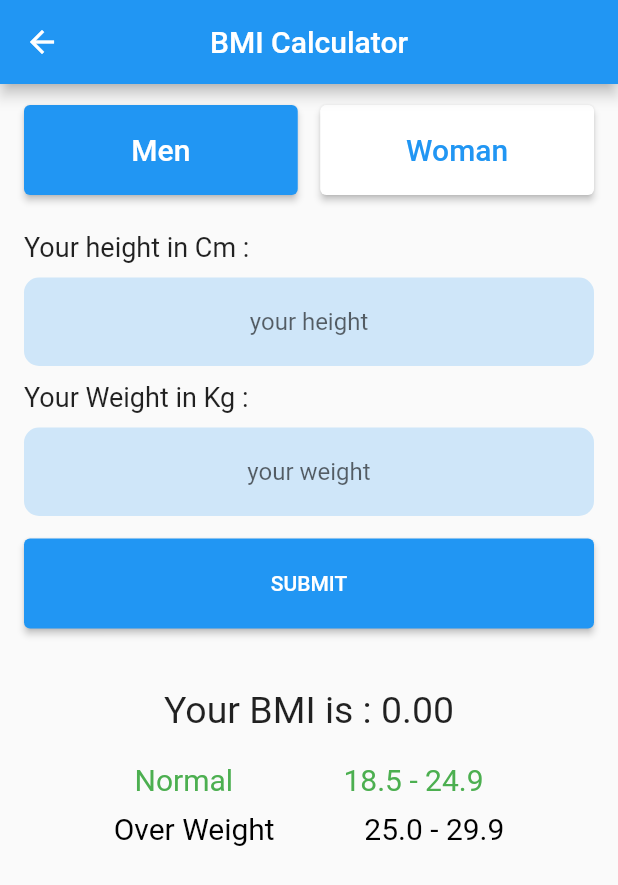
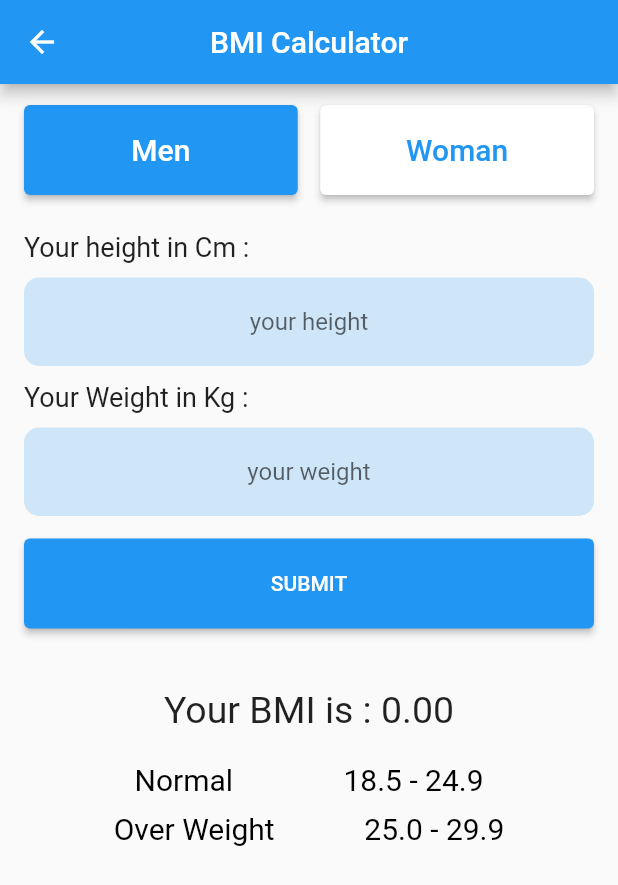
Before and after one commit to mushthakvp/Reubro-Task, a Flutter app: the TaskThreeView screen opened directly, on a phone screen of 412 x 824 dp. Shown: the top 885 px of the screen. Run offline on Flutter 3.47's test engine with Material 2 defaults, Android fonts, the phone set to English and light mode, and no system bars; our stand-ins replace cloud_firestore, dio, firebase_core; accounts and stored records are empty; network calls fail.

```diff
--- a/lib/app/home/home_scree.dart
+++ b/lib/app/home/home_scree.dart
@@ -30,7 +30,7 @@ class HomeScreen extends StatelessWidget {
             onPressed: () {
               Routes.push(screen: const TaskTwoView());
             },
-            child: const Text("Task Two FireBase"),
+            child: const Text("Task Two Firebase"),
           ),
           ElevatedButton(
             onPressed: () {
@@ -38,12 +38,6 @@ class HomeScreen extends StatelessWidget {
             },
             child: const Text("Task three Bmicalculator"),
           ),
-          ElevatedButton(
-            onPressed: () {
-              Routes.push(screen: const TaskOneView());
-            },
-            child: const Text("GitHub Link"),
-          ),
         ],
       ),
     );
--- a/lib/app/task_three/view/task_three.dart
+++ b/lib/app/task_three/view/task_three.dart
@@ -3,7 +3,6 @@ import 'package:provider/provider.dart';
 import 'package:reubro/app/home/home_scree.dart';
 import 'package:reubro/app/routes/routes.dart';
 import 'package:reubro/app/task_three/view/widgets/radiobutton.dart';
-
 import '../view_model/task_three_viewmodel.dart';
 
 class TaskThreeView extends StatelessWidget {
@@ -85,41 +84,64 @@ class TaskThreeView extends StatelessWidget {
           ),
           const SizedBox(height: 40),
           Center(
-            child: Consumer<TaskThreeViewModel>(builder: (context, value, _) {
+            child: Consumer<TaskThreeViewModel>(
+              builder: (context, value, _) {
                 return Text(
                   "Your BMI is : ${value.bmiRes.toStringAsFixed(2)}",
                   style: const TextStyle(
                     fontSize: 25,
                   ),
                 );
-            }),
+              },
+            ),
           ),
           const SizedBox(height: 20),
           Consumer<TaskThreeViewModel>(builder: (context, value, _) {
             return Row(
               mainAxisAlignment: MainAxisAlignment.spaceEvenly,
               children: [
-                Text("Normal", style: TextStyle(fontSize: 20, color: value.bmiRes < 25 ? Colors.green : Colors.black)),
+                Text("Normal",
+                    style: TextStyle(
+                        fontSize: 20,
+                        color: value.bmiRes >= 18.5 && value.bmiRes < 25
+                            ? Colors.green
+                            : Colors.black)),
                 Text(
                   "18.5 - 24.9",
-                  style: TextStyle(fontSize: 20, color: value.bmiRes < 25 ? Colors.green : Colors.black),
+                  style: TextStyle(
+                      fontSize: 20,
+                      color: value.bmiRes >= 18.5 && value.bmiRes < 25
+                          ? Colors.green
+                          : Colors.black),
                 ),
               ],
             );
           }),
           const SizedBox(height: 10),
-          Consumer<TaskThreeViewModel>(builder: (context, value, _) {
+          Selector<TaskThreeViewModel, double>(
+            selector: (BuildContext context, TaskThreeViewModel obj) =>
+                obj.bmiRes,
+            builder: (context, double value, _) {
               return Row(
                 mainAxisAlignment: MainAxisAlignment.spaceEvenly,
                 children: [
-                Text("Over Weight", style: TextStyle(fontSize: 20, color: value.bmiRes >= 25 ? Colors.red : Colors.black)),
+                  Text(
+                    "Over Weight",
+                    style: TextStyle(
+                      fontSize: 20,
+                      color: value >= 25 ? Colors.red : Colors.black,
+                    ),
+                  ),
                   Text(
                     "25.0 - 29.9",
-                  style: TextStyle(fontSize: 20, color: provider.bmiRes >= 25 ? Colors.red : Colors.black),
+                    style: TextStyle(
+                        fontSize: 20,
+                        color: value >= 25 ? Colors.red : Colors.black),
                   ),
                 ],
               );
-          }),
+            },
+          ),
         ],
       ),
     );
--- a/lib/app/task_three/view/widgets/radiobutton.dart
+++ b/lib/app/task_three/view/widgets/radiobutton.dart
@@ -1,6 +1,5 @@
 import 'package:flutter/material.dart';
 import 'package:provider/provider.dart';
-
 import '../../view_model/task_three_viewmodel.dart';
 
 class RadioButtons extends StatelessWidget {
@@ -14,22 +13,30 @@ class RadioButtons extends StatelessWidget {
 
   @override
   Widget build(BuildContext context) {
-    return Consumer<TaskThreeViewModel>(builder: (context, value, _) {
+    final provider = context.read<TaskThreeViewModel>();
+    return Selector<TaskThreeViewModel, int>(
+      selector: (BuildContext context, TaskThreeViewModel obj) => obj.rindex,
+      builder: (context, int value, _) {
         return Expanded(
           child: SizedBox(
             height: 60,
             child: ElevatedButton(
-            style: ElevatedButton.styleFrom(primary: index == value.rindex ? Colors.blue : Colors.white),
+              style: ElevatedButton.styleFrom(
+                  backgroundColor: index == value ? Colors.blue : Colors.white),
               onPressed: () {
-              value.changeRadioButton(index: index);
+                provider.changeRadioButton(index: index);
               },
               child: Text(
                 title,
-              style: TextStyle(fontSize: 20, color: index != value.rindex ? Colors.blue : Colors.white),
+                style: TextStyle(
+                  fontSize: 20,
+                  color: index != value ? Colors.blue : Colors.white,
+                ),
               ),
             ),
           ),
         );
-    });
+      },
+    );
   }
 }
--- a/lib/app/task_three/view_model/splash_viewmodel.dart
+++ b/lib/app/task_three/view_model/splash_viewmodel.dart
@@ -1,5 +1,4 @@
 import 'dart:async';
-
 import 'package:flutter/cupertino.dart';
 import 'package:reubro/app/routes/routes.dart';
 import 'package:reubro/app/task_three/view/task_three.dart';
@@ -7,7 +6,7 @@ import 'package:reubro/app/task_three/view/task_three.dart';
 class SplashViewModel extends ChangeNotifier {
   SplashViewModel() {
     Timer(const Duration(seconds: 2), () {
-      Routes.push(screen: const TaskThreeView());
+      Routes.pushreplace(screen: const TaskThreeView());
     });
   }
 }
--- a/lib/app/task_three/view_model/task_three_viewmodel.dart
+++ b/lib/app/task_three/view_model/task_three_viewmodel.dart
@@ -3,7 +3,9 @@ import 'package:flutter/cupertino.dart';
 class TaskThreeViewModel extends ChangeNotifier {
   final height = TextEditingController();
   final weight = TextEditingController();
+
   int rindex = 0;
+
   changeRadioButton({required int index}) {
     rindex = index;
     notifyListeners();
```
Also changed, not shown: pubspec.lock, 1 other file. Lines whose indentation alone changed are shown as unchanged.
